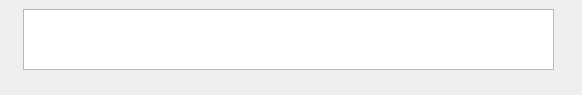
Old version of the form uis/weather_gui.ui in the repository emmafornash/Weather-Report.
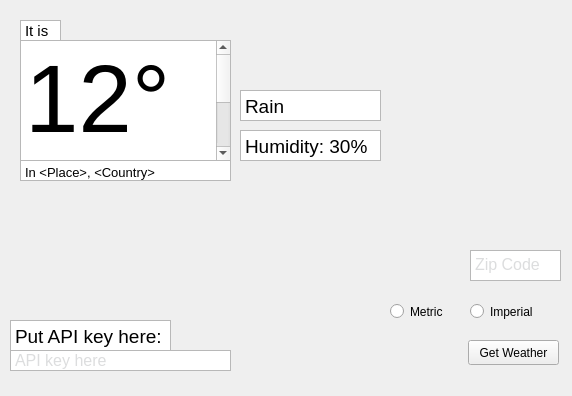
New version of the form.

Commit message: created a new gui for the app

What changed in the file:
```diff
--- a/uis/weather_gui.ui
+++ b/uis/weather_gui.ui
@@ -6,8 +6,8 @@
    <rect>
     <x>0</x>
     <y>0</y>
-    <width>582</width>
-    <height>95</height>
+    <width>572</width>
+    <height>396</height>
    </rect>
   </property>
   <property name="windowTitle">
@@ -17,16 +17,246 @@
    <widget class="QTextEdit" name="weather_text">
     <property name="geometry">
      <rect>
-      <x>23</x>
-      <y>9</y>
-      <width>531</width>
-      <height>61</height>
+      <x>20</x>
+      <y>40</y>
+      <width>211</width>
+      <height>121</height>
      </rect>
     </property>
     <property name="font">
      <font>
-      <pointsize>24</pointsize>
+      <pointsize>72</pointsize>
      </font>
+    </property>
+    <property name="readOnly">
+     <bool>true</bool>
+    </property>
+    <property name="html">
+     <string>&lt;!DOCTYPE HTML PUBLIC &quot;-//W3C//DTD HTML 4.0//EN&quot; &quot;http://www.w3.org/TR/REC-html40/strict.dtd&quot;&gt;
+&lt;html&gt;&lt;head&gt;&lt;meta name=&quot;qrichtext&quot; content=&quot;1&quot; /&gt;&lt;style type=&quot;text/css&quot;&gt;
+p, li { white-space: pre-wrap; }
+&lt;/style&gt;&lt;/head&gt;&lt;body style=&quot; font-family:'Ubuntu'; font-size:72pt; font-weight:400; font-style:normal;&quot;&gt;
+&lt;p style=&quot; margin-top:0px; margin-bottom:0px; margin-left:0px; margin-right:0px; -qt-block-indent:0; text-indent:0px;&quot;&gt;12°C&lt;/p&gt;&lt;/body&gt;&lt;/html&gt;</string>
+    </property>
+   </widget>
+   <widget class="QTextEdit" name="api_key_edit">
+    <property name="geometry">
+     <rect>
+      <x>10</x>
+      <y>350</y>
+      <width>221</width>
+      <height>21</height>
+     </rect>
+    </property>
+    <property name="verticalScrollBarPolicy">
+     <enum>Qt::ScrollBarAlwaysOff</enum>
+    </property>
+    <property name="markdown">
+     <string>API key here
+
+</string>
+    </property>
+    <property name="html">
+     <string>&lt;!DOCTYPE HTML PUBLIC &quot;-//W3C//DTD HTML 4.0//EN&quot; &quot;http://www.w3.org/TR/REC-html40/strict.dtd&quot;&gt;
+&lt;html&gt;&lt;head&gt;&lt;meta name=&quot;qrichtext&quot; content=&quot;1&quot; /&gt;&lt;style type=&quot;text/css&quot;&gt;
+p, li { white-space: pre-wrap; }
+&lt;/style&gt;&lt;/head&gt;&lt;body style=&quot; font-family:'Ubuntu'; font-size:11pt; font-weight:400; font-style:normal;&quot;&gt;
+&lt;p style=&quot; margin-top:0px; margin-bottom:0px; margin-left:0px; margin-right:0px; -qt-block-indent:0; text-indent:0px;&quot;&gt;&lt;span style=&quot; font-family:'Whitney','Helvetica Neue','Helvetica','Arial','sans-serif'; font-size:16px; color:#dcddde; background-color:rgba(255,255,255,0.094118);&quot;&gt;API key here&lt;/span&gt;&lt;/p&gt;&lt;/body&gt;&lt;/html&gt;</string>
+    </property>
+   </widget>
+   <widget class="QPushButton" name="get_weather">
+    <property name="geometry">
+     <rect>
+      <x>468</x>
+      <y>340</y>
+      <width>91</width>
+      <height>25</height>
+     </rect>
+    </property>
+    <property name="text">
+     <string>Get Weather</string>
+    </property>
+   </widget>
+   <widget class="QTextEdit" name="current_weather">
+    <property name="geometry">
+     <rect>
+      <x>240</x>
+      <y>90</y>
+      <width>141</width>
+      <height>31</height>
+     </rect>
+    </property>
+    <property name="font">
+     <font>
+      <pointsize>14</pointsize>
+     </font>
+    </property>
+    <property name="verticalScrollBarPolicy">
+     <enum>Qt::ScrollBarAlwaysOff</enum>
+    </property>
+    <property name="horizontalScrollBarPolicy">
+     <enum>Qt::ScrollBarAsNeeded</enum>
+    </property>
+    <property name="readOnly">
+     <bool>true</bool>
+    </property>
+    <property name="html">
+     <string>&lt;!DOCTYPE HTML PUBLIC &quot;-//W3C//DTD HTML 4.0//EN&quot; &quot;http://www.w3.org/TR/REC-html40/strict.dtd&quot;&gt;
+&lt;html&gt;&lt;head&gt;&lt;meta name=&quot;qrichtext&quot; content=&quot;1&quot; /&gt;&lt;style type=&quot;text/css&quot;&gt;
+p, li { white-space: pre-wrap; }
+&lt;/style&gt;&lt;/head&gt;&lt;body style=&quot; font-family:'Ubuntu'; font-size:14pt; font-weight:400; font-style:normal;&quot;&gt;
+&lt;p style=&quot; margin-top:0px; margin-bottom:0px; margin-left:0px; margin-right:0px; -qt-block-indent:0; text-indent:0px;&quot;&gt;Rain&lt;/p&gt;&lt;/body&gt;&lt;/html&gt;</string>
+    </property>
+   </widget>
+   <widget class="QTextEdit" name="current_humidity">
+    <property name="geometry">
+     <rect>
+      <x>240</x>
+      <y>130</y>
+      <width>141</width>
+      <height>31</height>
+     </rect>
+    </property>
+    <property name="font">
+     <font>
+      <pointsize>14</pointsize>
+     </font>
+    </property>
+    <property name="verticalScrollBarPolicy">
+     <enum>Qt::ScrollBarAlwaysOff</enum>
+    </property>
+    <property name="horizontalScrollBarPolicy">
+     <enum>Qt::ScrollBarAsNeeded</enum>
+    </property>
+    <property name="readOnly">
+     <bool>true</bool>
+    </property>
+    <property name="html">
+     <string>&lt;!DOCTYPE HTML PUBLIC &quot;-//W3C//DTD HTML 4.0//EN&quot; &quot;http://www.w3.org/TR/REC-html40/strict.dtd&quot;&gt;
+&lt;html&gt;&lt;head&gt;&lt;meta name=&quot;qrichtext&quot; content=&quot;1&quot; /&gt;&lt;style type=&quot;text/css&quot;&gt;
+p, li { white-space: pre-wrap; }
+&lt;/style&gt;&lt;/head&gt;&lt;body style=&quot; font-family:'Ubuntu'; font-size:14pt; font-weight:400; font-style:normal;&quot;&gt;
+&lt;p style=&quot; margin-top:0px; margin-bottom:0px; margin-left:0px; margin-right:0px; -qt-block-indent:0; text-indent:0px;&quot;&gt;Humidity: 30%&lt;/p&gt;&lt;/body&gt;&lt;/html&gt;</string>
+    </property>
+   </widget>
+   <widget class="QTextEdit" name="api_key_indicator">
+    <property name="geometry">
+     <rect>
+      <x>10</x>
+      <y>320</y>
+      <width>161</width>
+      <height>31</height>
+     </rect>
+    </property>
+    <property name="font">
+     <font>
+      <pointsize>14</pointsize>
+     </font>
+    </property>
+    <property name="verticalScrollBarPolicy">
+     <enum>Qt::ScrollBarAlwaysOff</enum>
+    </property>
+    <property name="readOnly">
+     <bool>true</bool>
+    </property>
+    <property name="html">
+     <string>&lt;!DOCTYPE HTML PUBLIC &quot;-//W3C//DTD HTML 4.0//EN&quot; &quot;http://www.w3.org/TR/REC-html40/strict.dtd&quot;&gt;
+&lt;html&gt;&lt;head&gt;&lt;meta name=&quot;qrichtext&quot; content=&quot;1&quot; /&gt;&lt;style type=&quot;text/css&quot;&gt;
+p, li { white-space: pre-wrap; }
+&lt;/style&gt;&lt;/head&gt;&lt;body style=&quot; font-family:'Ubuntu'; font-size:14pt; font-weight:400; font-style:normal;&quot;&gt;
+&lt;p style=&quot; margin-top:0px; margin-bottom:0px; margin-left:0px; margin-right:0px; -qt-block-indent:0; text-indent:0px;&quot;&gt;Put API key here:&lt;/p&gt;&lt;/body&gt;&lt;/html&gt;</string>
+    </property>
+   </widget>
+   <widget class="QTextEdit" name="it_is_text">
+    <property name="geometry">
+     <rect>
+      <x>20</x>
+      <y>20</y>
+      <width>41</width>
+      <height>21</height>
+     </rect>
+    </property>
+    <property name="verticalScrollBarPolicy">
+     <enum>Qt::ScrollBarAlwaysOff</enum>
+    </property>
+    <property name="horizontalScrollBarPolicy">
+     <enum>Qt::ScrollBarAlwaysOff</enum>
+    </property>
+    <property name="readOnly">
+     <bool>true</bool>
+    </property>
+    <property name="html">
+     <string>&lt;!DOCTYPE HTML PUBLIC &quot;-//W3C//DTD HTML 4.0//EN&quot; &quot;http://www.w3.org/TR/REC-html40/strict.dtd&quot;&gt;
+&lt;html&gt;&lt;head&gt;&lt;meta name=&quot;qrichtext&quot; content=&quot;1&quot; /&gt;&lt;style type=&quot;text/css&quot;&gt;
+p, li { white-space: pre-wrap; }
+&lt;/style&gt;&lt;/head&gt;&lt;body style=&quot; font-family:'Ubuntu'; font-size:11pt; font-weight:400; font-style:normal;&quot;&gt;
+&lt;p style=&quot; margin-top:0px; margin-bottom:0px; margin-left:0px; margin-right:0px; -qt-block-indent:0; text-indent:0px;&quot;&gt;It is&lt;/p&gt;&lt;/body&gt;&lt;/html&gt;</string>
+    </property>
+   </widget>
+   <widget class="QTextEdit" name="location_text">
+    <property name="geometry">
+     <rect>
+      <x>20</x>
+      <y>160</y>
+      <width>211</width>
+      <height>21</height>
+     </rect>
+    </property>
+    <property name="verticalScrollBarPolicy">
+     <enum>Qt::ScrollBarAlwaysOff</enum>
+    </property>
+    <property name="readOnly">
+     <bool>true</bool>
+    </property>
+    <property name="html">
+     <string>&lt;!DOCTYPE HTML PUBLIC &quot;-//W3C//DTD HTML 4.0//EN&quot; &quot;http://www.w3.org/TR/REC-html40/strict.dtd&quot;&gt;
+&lt;html&gt;&lt;head&gt;&lt;meta name=&quot;qrichtext&quot; content=&quot;1&quot; /&gt;&lt;style type=&quot;text/css&quot;&gt;
+p, li { white-space: pre-wrap; }
+&lt;/style&gt;&lt;/head&gt;&lt;body style=&quot; font-family:'Ubuntu'; font-size:11pt; font-weight:400; font-style:normal;&quot;&gt;
+&lt;p style=&quot; margin-top:0px; margin-bottom:0px; margin-left:0px; margin-right:0px; -qt-block-indent:0; text-indent:0px;&quot;&gt;&lt;span style=&quot; font-size:10pt;&quot;&gt;In &amp;lt;Place&amp;gt;, &amp;lt;Country&amp;gt;&lt;/span&gt;&lt;/p&gt;&lt;/body&gt;&lt;/html&gt;</string>
+    </property>
+   </widget>
+   <widget class="QTextEdit" name="zipcode_edit">
+    <property name="geometry">
+     <rect>
+      <x>470</x>
+      <y>250</y>
+      <width>91</width>
+      <height>31</height>
+     </rect>
+    </property>
+    <property name="html">
+     <string>&lt;!DOCTYPE HTML PUBLIC &quot;-//W3C//DTD HTML 4.0//EN&quot; &quot;http://www.w3.org/TR/REC-html40/strict.dtd&quot;&gt;
+&lt;html&gt;&lt;head&gt;&lt;meta name=&quot;qrichtext&quot; content=&quot;1&quot; /&gt;&lt;style type=&quot;text/css&quot;&gt;
+p, li { white-space: pre-wrap; }
+&lt;/style&gt;&lt;/head&gt;&lt;body style=&quot; font-family:'Ubuntu'; font-size:11pt; font-weight:400; font-style:normal;&quot;&gt;
+&lt;p style=&quot; margin-top:0px; margin-bottom:0px; margin-left:0px; margin-right:0px; -qt-block-indent:0; text-indent:0px;&quot;&gt;&lt;span style=&quot; font-size:12pt; color:#dcddde;&quot;&gt;Zip Code&lt;/span&gt;&lt;/p&gt;&lt;/body&gt;&lt;/html&gt;</string>
+    </property>
+   </widget>
+   <widget class="QRadioButton" name="imperial_radio">
+    <property name="geometry">
+     <rect>
+      <x>470</x>
+      <y>300</y>
+      <width>81</width>
+      <height>23</height>
+     </rect>
+    </property>
+    <property name="text">
+     <string>Imperial</string>
+    </property>
+   </widget>
+   <widget class="QRadioButton" name="metric_radio">
+    <property name="geometry">
+     <rect>
+      <x>390</x>
+      <y>300</y>
+      <width>71</width>
+      <height>23</height>
+     </rect>
+    </property>
+    <property name="text">
+     <string>Metric</string>
     </property>
    </widget>
   </widget>
```
Left out of the diff: 4 changed lines with no effect on the pictures.
